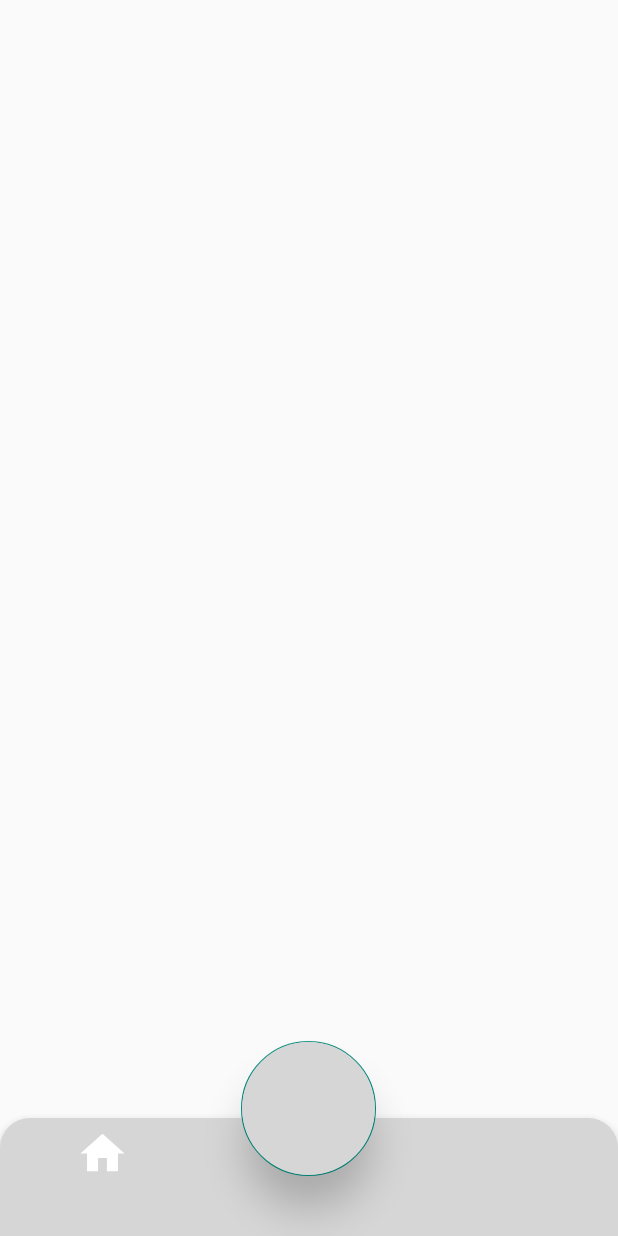
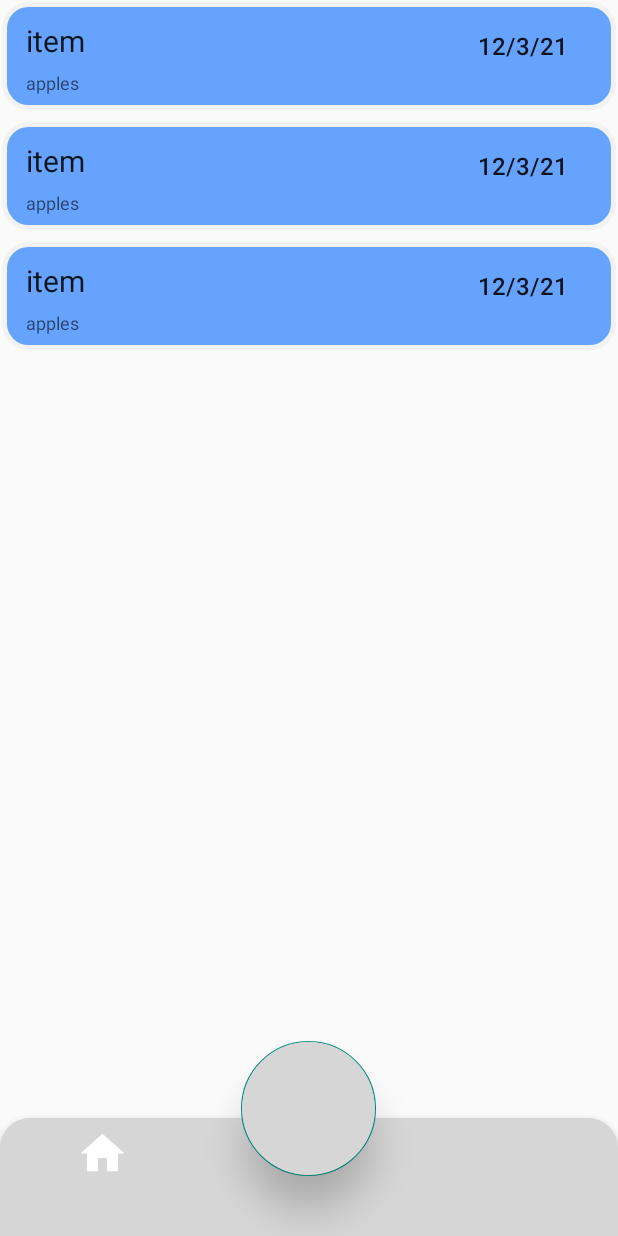
Before and after one commit to piush-terminalwitchcraft/-Rubix-22-3-Team-7, an Android app: the layout activity_recycler_view.xml on its own in the app's theme, with its tools: preview values and no code run, on a phone screen of 412 x 824 dp. Run offline under Robolectric (Android 15) with nearby library versions, the phone set to English and light mode, and no system bars.

Commit message:
Improved UI  #2

```diff
--- a/app/src/main/res/layout/activity_recycler_view.xml
+++ b/app/src/main/res/layout/activity_recycler_view.xml
@@ -18,7 +18,8 @@
             android:layout_marginStart="1dp"
             android:layout_marginTop="1dp"
             android:layout_marginEnd="1dp"
-            android:layout_marginBottom="1dp"
+            android:layout_marginBottom="30dp"
+            tools:listitem="@layout/items"
             app:layout_constraintBottom_toBottomOf="parent"
             app:layout_constraintEnd_toEndOf="parent"
             app:layout_constraintStart_toStartOf="parent"
--- a/app/src/main/res/layout/items.xml
+++ b/app/src/main/res/layout/items.xml
@@ -3,7 +3,7 @@
     xmlns:app="http://schemas.android.com/apk/res-auto"
     xmlns:tools="http://schemas.android.com/tools"
     android:layout_width="match_parent"
-    android:layout_marginTop="8dp"
+    android:layout_marginTop="0dp"
     android:layout_marginBottom="8dp"
     android:layout_height="72dp">
 
```
